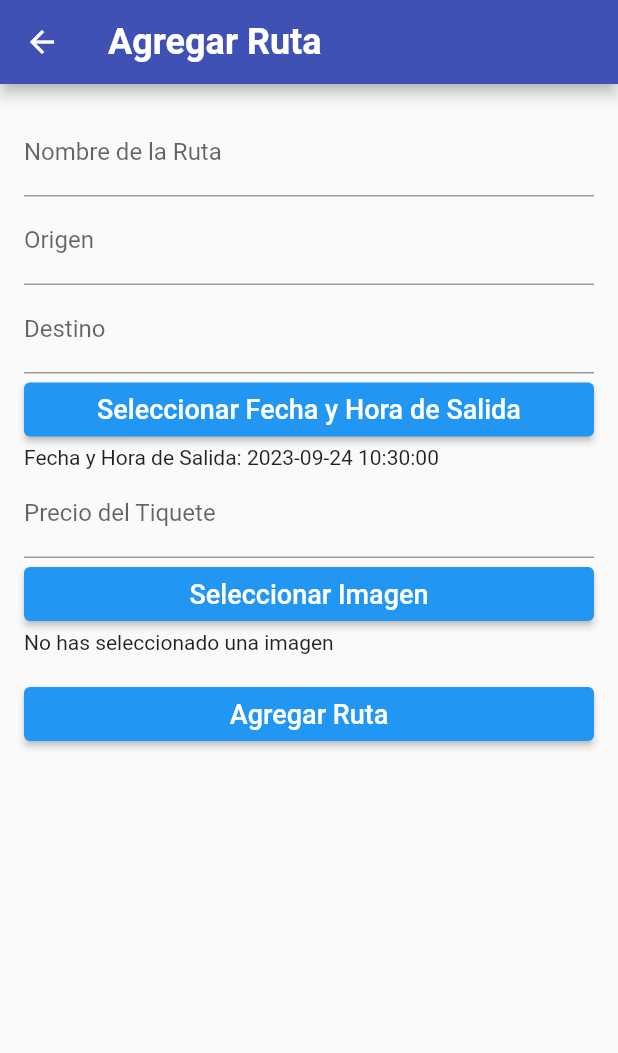
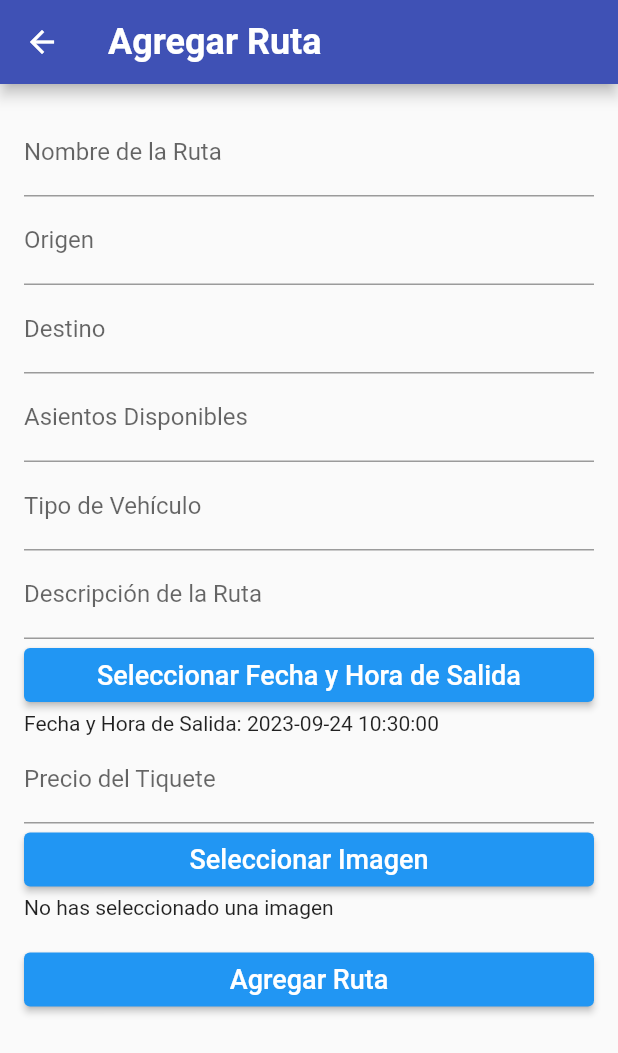
Before and after one commit to Angelicablandonn/app_transprogresochoco, a Flutter app: the AddRouteScreen screen opened by its route, on a phone screen of 412 x 824 dp. Shown: the top 1053 px of the screen. Run offline on Flutter 3.47's test engine with Material 2 defaults, Android fonts, the phone set to English and light mode, and no system bars; our stand-ins replace cloud_firestore, firebase_auth, firebase_core, firebase_storage, image_picker; accounts and stored records are empty.

Commit message:
Mejoras al dashboard

```diff
--- a/lib/models/UserModel.dart
+++ b/lib/models/UserModel.dart
@@ -4,7 +4,6 @@ class UserModel {
   final String email; // Correo electrónico del usuario
   final String phoneNumber; // Número de teléfono del usuario
   String? profilePicture; // URL de la foto de perfil del usuario (opcional)
-  final List<String> favoriteRoutes; // Lista de rutas favoritas del usuario
   final bool isAdmin; // Indica si el usuario es un administrador
   final String password; // Contraseña del usuario
 
@@ -14,7 +13,6 @@ class UserModel {
     required this.email,
     required this.phoneNumber,
     this.profilePicture, // Permite una foto de perfil opcional
-    this.favoriteRoutes = const [], // Inicialmente, no tiene rutas favoritas
     this.isAdmin = false, // Por defecto, el usuario no es un administrador
     required this.password, // Agregar la contraseña al constructor
   });
@@ -26,7 +24,6 @@ class UserModel {
     String? email,
     String? phoneNumber,
     String? profilePicture,
-    List<String>? favoriteRoutes,
     bool? isAdmin,
     String? password, // Agregar la contraseña al método copyWith
   }) {
@@ -36,7 +33,6 @@ class UserModel {
       email: email ?? this.email,
       phoneNumber: phoneNumber ?? this.phoneNumber,
       profilePicture: profilePicture ?? this.profilePicture,
-      favoriteRoutes: favoriteRoutes ?? this.favoriteRoutes,
       isAdmin: isAdmin ?? this.isAdmin,
       password: password ?? this.password, // Copiar la contraseña
     );
@@ -50,7 +46,6 @@ class UserModel {
       'email': email,
       'phoneNumber': phoneNumber,
       'profilePicture': profilePicture,
-      'favoriteRoutes': favoriteRoutes,
       'isAdmin': isAdmin,
       'password': password, // Agregar la contraseña al mapa
     };
@@ -63,7 +58,6 @@ class UserModel {
       email: map['email'],
       phoneNumber: map['phoneNumber'],
       profilePicture: map['profilePicture'],
-      favoriteRoutes: List<String>.from(map['favoriteRoutes']),
       isAdmin: map['isAdmin'],
       password: map['password'],
     );
--- a/lib/views/Admin/Routes/AddRouteScreen.dart
+++ b/lib/views/Admin/Routes/AddRouteScreen.dart
@@ -14,6 +14,12 @@ class _AddRouteScreenState extends State<AddRouteScreen> {
   final TextEditingController _nameController = TextEditingController();
   final TextEditingController _originController = TextEditingController();
   final TextEditingController _destinationController = TextEditingController();
+  final TextEditingController _availableSeatsController =
+      TextEditingController(); // Agregado
+  final TextEditingController _busTypeController =
+      TextEditingController(); // Agregado
+  final TextEditingController _descriptionController =
+      TextEditingController(); // Agregado
   DateTime _departureDateTime = DateTime.now();
   DateTime selectDateTime = DateTime.now();
   final TextEditingController _ticketPriceController = TextEditingController();
@@ -109,6 +115,19 @@ class _AddRouteScreenState extends State<AddRouteScreen> {
                 controller: _destinationController,
                 decoration: InputDecoration(labelText: 'Destino'),
               ),
+              TextFormField(
+                controller: _availableSeatsController,
+                decoration: InputDecoration(labelText: 'Asientos Disponibles'),
+              ),
+              TextFormField(
+                controller: _busTypeController,
+                decoration: InputDecoration(labelText: 'Tipo de Vehículo'),
+              ),
+              TextFormField(
+                controller: _descriptionController,
+                decoration:
+                    InputDecoration(labelText: 'Descripción de la Ruta'),
+              ),
               ElevatedButton(
                 onPressed: () {
                   _selectDateTime(context);
--- a/lib/views/Admin/Routes/ListRoutesScreen.dart
+++ b/lib/views/Admin/Routes/ListRoutesScreen.dart
@@ -44,6 +44,7 @@ class _ListRoutesScreenState extends State<ListRoutesScreen> {
         itemBuilder: (context, index) {
           final route = _routes[index];
           return ListTile(
+            leading: Image.network(route.imageUrl), // Agrega esta línea
             title: Text(route.name),
             subtitle:
                 Text('Origen: ${route.origin}, Destino: ${route.destination}'),
@@ -127,6 +128,7 @@ class RouteDetailsScreen extends StatelessWidget {
         child: Column(
           crossAxisAlignment: CrossAxisAlignment.stretch,
           children: <Widget>[
+            Image.network(route.imageUrl), // Agrega esta línea
             Text('Nombre de la Ruta: ${route.name}'),
             Text('Origen: ${route.origin}'),
             Text('Destino: ${route.destination}'),
--- a/lib/views/Admin/Users/EditUserScreen.dart
+++ b/lib/views/Admin/Users/EditUserScreen.dart
@@ -3,7 +3,6 @@ import 'package:app_transprogresochoco/models/UserModel.dart'; // Importa tu mod
 import 'package:app_transprogresochoco/controllers/AdminController.dart'; // Importa tu controlador aquí
 
 class EditUserScreen extends StatefulWidget {
-
   final String uid;
   final UserModel user; // Asegúrate de tener este argumento
 
@@ -50,7 +49,6 @@ class _EditUserScreenState extends State<EditUserScreen> {
       email: _emailController.text,
       phoneNumber: _phoneNumberController.text,
       profilePicture: widget.user.profilePicture, // Mantén la imagen actual
-      favoriteRoutes: widget.user.favoriteRoutes, // Mantén las rutas favoritas
       isAdmin: widget.user.isAdmin, // Mantén el estado de administrador
       password: _passwordController.text, // Actualiza la contraseña
     );
```
Also changed, not shown: lib/controllers/AdminController.dart (+22 -0 lines), lib/views/Admin/Routes/EditRouteScreen.dart (+39 -2 lines), lib/views/Admin/Users/ListUsersView.dart (+55 -70 lines), Screenshot_20230923_153459.png (added).
